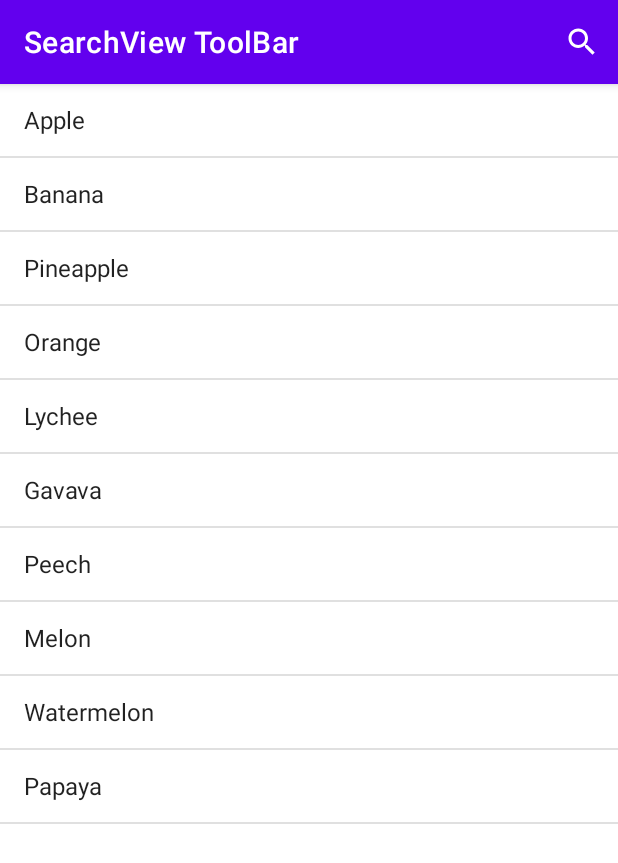
After one commit to rajesh-pujari-improve10x/Android-Widgets, an Android app: the SearchViewToolBarActivity screen opened directly, with no data from a screen before it, on a phone screen of 412 x 824 dp. The commit adds this screen. Shown: the top 863 px of the screen. Run offline under Robolectric (Android 15) with nearby library versions, the phone set to English and light mode, and no system bars.

Commit message:
I Created SearchViewToolBarActivity, search_view_tool_bar_menu.xml and implemented functionality

```diff
--- a/app/src/main/AndroidManifest.xml
+++ b/app/src/main/AndroidManifest.xml
@@ -14,6 +14,13 @@
         android:supportsRtl="true"
         android:theme="@style/Theme.MyApplication"
         tools:targetApi="31">
+        <activity
+            android:name=".SearchViewToolBarActivity"
+            android:exported="false">
+            <meta-data
+                android:name="android.app.lib_name"
+                android:value="" />
+        </activity>
         <activity
             android:name=".TextWatcherActivity"
             android:exported="false">
--- a/app/src/main/java/com/improve10x/myapplication/MainActivity.java
+++ b/app/src/main/java/com/improve10x/myapplication/MainActivity.java
@@ -40,6 +40,7 @@ public class MainActivity extends AppCompatActivity {
         handleCustomAlertDialog();
         handleSearchView();
         handleTextWatcher();
+        handleSearchViewToolBar();
     }
 
     private void handleAddition() {
@@ -195,4 +196,11 @@ public class MainActivity extends AppCompatActivity {
             startActivity(intent);
         });
     }
+
+    private void handleSearchViewToolBar() {
+        binding.searchViewToolBarBtn.setOnClickListener(view -> {
+            intent = new Intent(this, SearchViewToolBarActivity.class);
+            startActivity(intent);
+        });
+    }
 }
--- /dev/null
+++ b/app/src/main/java/com/improve10x/myapplication/SearchViewToolBarActivity.java
@@ -0,0 +1,73 @@
+package com.improve10x.myapplication;
+
+import androidx.appcompat.app.AppCompatActivity;
+import androidx.core.view.MenuItemCompat;
+
+import android.os.Bundle;
+import android.view.Menu;
+import android.view.MenuItem;
+import android.widget.ArrayAdapter;
+import android.widget.SearchView;
+
+import com.improve10x.myapplication.databinding.ActivitySearchViewToolBarBinding;
+
+import java.util.ArrayList;
+
+public class SearchViewToolBarActivity extends AppCompatActivity {
+
+    private ActivitySearchViewToolBarBinding binding;
+    private ArrayList<String> list;
+    private ArrayAdapter<String> adapter;
+    private MenuItem searchViewToolBarItem;
+    private SearchView searchView;
+
+    @Override
+    protected void onCreate(Bundle savedInstanceState) {
+        super.onCreate(savedInstanceState);
+        binding = ActivitySearchViewToolBarBinding.inflate(getLayoutInflater());
+        setContentView(binding.getRoot());
+        getSupportActionBar().setTitle("SearchView ToolBar");
+        setData();
+    }
+
+    private void setData() {
+        list = new ArrayList<>();
+        list.add("Apple");
+        list.add("Banana");
+        list.add("Pineapple");
+        list.add("Orange");
+        list.add("Lychee");
+        list.add("Gavava");
+        list.add("Peech");
+        list.add("Melon");
+        list.add("Watermelon");
+        list.add("Papaya");
+    }
+
+    @Override
+    public boolean onCreateOptionsMenu(Menu menu) {
+        getMenuInflater().inflate(R.menu.search_view_tool_bar_menu, menu);
+        searchViewToolBarItem = menu.findItem(R.id.search_view_tool_bar);
+        searchView = (SearchView) MenuItemCompat.getActionView(searchViewToolBarItem);
+        searchViewToolBar();
+        return true;
+    }
+
+    private void searchViewToolBar() {
+        adapter = new ArrayAdapter<>(this, android.R.layout.simple_list_item_1, list);
+        binding.listViewLv.setAdapter(adapter);
+        searchView.setOnQueryTextListener(new SearchView.OnQueryTextListener() {
+            @Override
+            public boolean onQueryTextSubmit(String query) {
+                searchView.clearFocus();
+                return false;
+            }
+
+            @Override
+            public boolean onQueryTextChange(String newText) {
+                adapter.getFilter().filter(newText);
+                return false;
+            }
+        });
+    }
+}
--- /dev/null
+++ b/app/src/main/res/drawable/ic_baseline_search_24.xml
@@ -0,0 +1,5 @@
+<vector android:height="24dp" android:tint="#FFFFFF"
+    android:viewportHeight="24" android:viewportWidth="24"
+    android:width="24dp" xmlns:android="http://schemas.android.com/apk/res/android">
+    <path android:fillColor="@android:color/white" android:pathData="M15.5,14h-0.79l-0.28,-0.27C15.41,12.59 16,11.11 16,9.5 16,5.91 13.09,3 9.5,3S3,5.91 3,9.5 5.91,16 9.5,16c1.61,0 3.09,-0.59 4.23,-1.57l0.27,0.28v0.79l5,4.99L20.49,19l-4.99,-5zM9.5,14C7.01,14 5,11.99 5,9.5S7.01,5 9.5,5 14,7.01 14,9.5 11.99,14 9.5,14z"/>
+</vector>
--- a/app/src/main/res/layout/activity_main.xml
+++ b/app/src/main/res/layout/activity_main.xml
@@ -162,6 +162,12 @@
                 android:layout_width="wrap_content"
                 android:layout_height="wrap_content"
                 android:text="Text Watcher" />
+
+            <Button
+                android:id="@+id/search_view_tool_bar_btn"
+                android:layout_width="match_parent"
+                android:layout_height="wrap_content"
+                android:text="SearchView ToolBar" />
         </LinearLayout>
     </ScrollView>
 
--- /dev/null
+++ b/app/src/main/res/layout/activity_search_view_tool_bar.xml
@@ -0,0 +1,17 @@
+<?xml version="1.0" encoding="utf-8"?>
+<androidx.constraintlayout.widget.ConstraintLayout xmlns:android="http://schemas.android.com/apk/res/android"
+    xmlns:app="http://schemas.android.com/apk/res-auto"
+    xmlns:tools="http://schemas.android.com/tools"
+    android:layout_width="match_parent"
+    android:layout_height="match_parent"
+    tools:context=".SearchViewToolBarActivity">
+
+    <ListView
+        android:id="@+id/list_view_lv"
+        android:layout_width="wrap_content"
+        android:layout_height="0dp"
+        app:layout_constraintBottom_toBottomOf="parent"
+        app:layout_constraintEnd_toEndOf="parent"
+        app:layout_constraintStart_toStartOf="parent"
+        app:layout_constraintTop_toTopOf="parent" />
+</androidx.constraintlayout.widget.ConstraintLayout>
--- /dev/null
+++ b/app/src/main/res/menu/search_view_tool_bar_menu.xml
@@ -0,0 +1,10 @@
+<?xml version="1.0" encoding="utf-8"?>
+<menu xmlns:app="http://schemas.android.com/apk/res-auto"
+    xmlns:android="http://schemas.android.com/apk/res/android">
+    <item
+        android:id="@+id/search_view_tool_bar"
+        android:icon="@drawable/ic_baseline_search_24"
+        android:title="Search"
+        app:actionViewClass="android.widget.SearchView"
+        app:showAsAction="always" />
+</menu>
```
